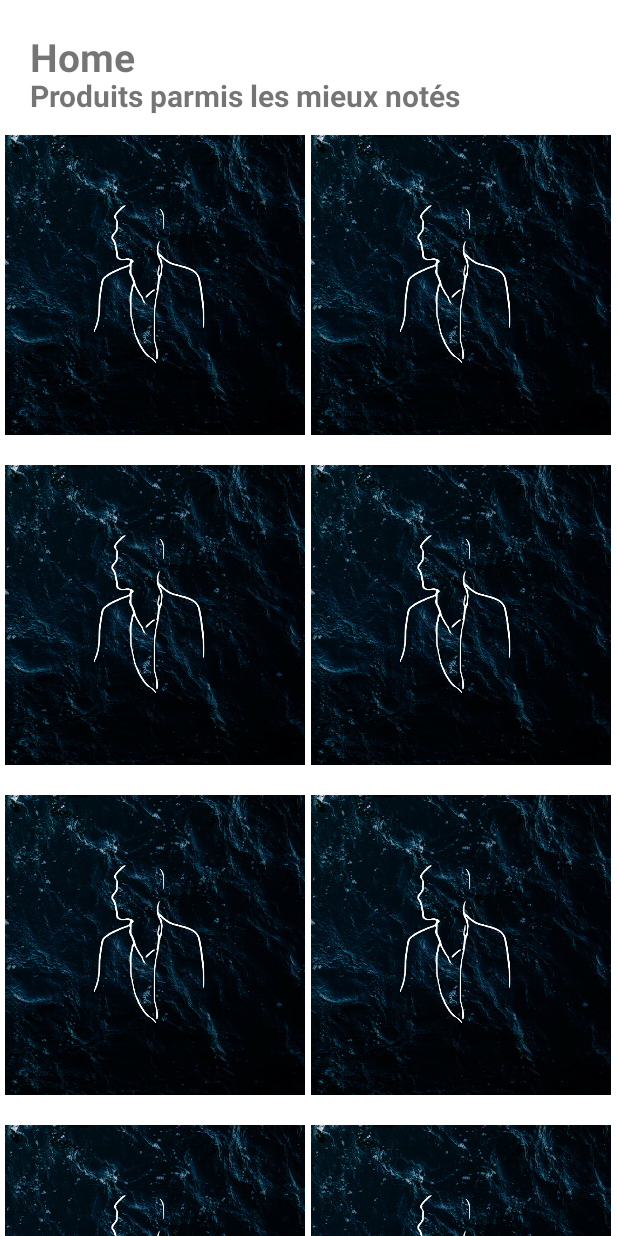
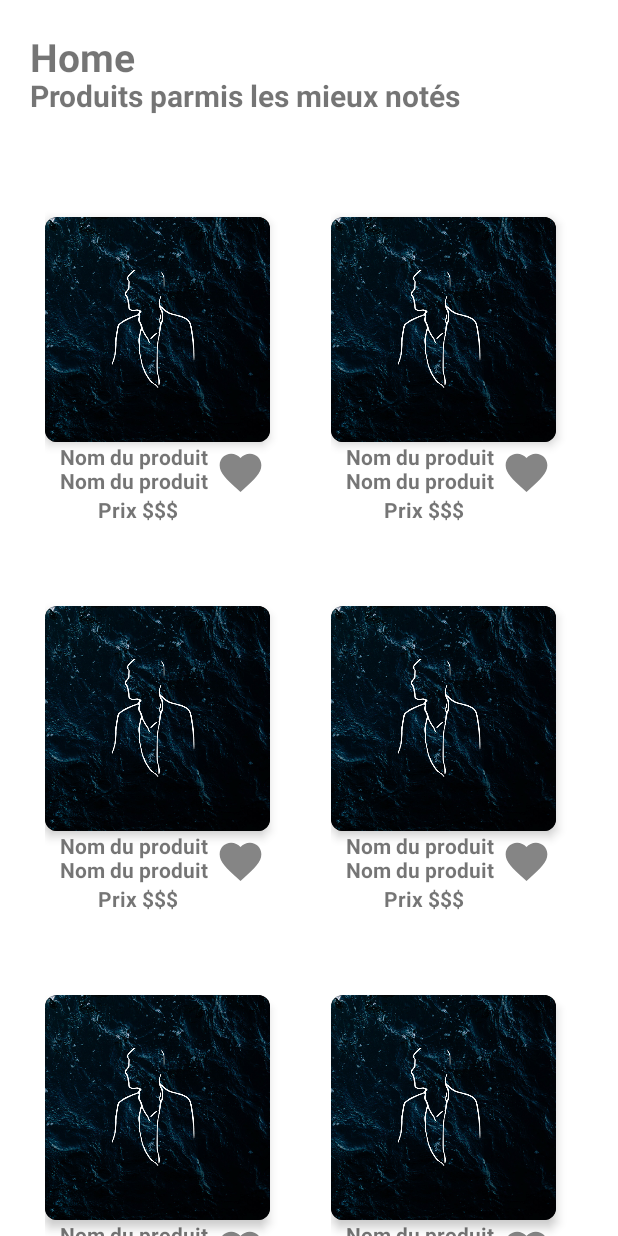
Before and after one commit to CGuilhem/Sirio, an Android app: the screen it shows after launch (MainActivity), on a phone screen of 412 x 824 dp. Run offline under Robolectric (Android 15) with nearby library versions, the phone set to English and light mode, and no system bars.

Commit message:
finition du layout produits et ajout de l'icône favoris

```diff
--- a/mobile/app/src/main/res/layout/fragment_home.xml
+++ b/mobile/app/src/main/res/layout/fragment_home.xml
@@ -9,7 +9,7 @@
             android:id="@+id/verticalRecyclerView"
             android:layout_width="match_parent"
             android:layout_height="match_parent"
-            android:layout_marginLeft="3dp"
+            android:layout_marginLeft="30dp"
             android:orientation="vertical"
             app:spanCount="2"
             app:layoutManager="androidx.recyclerview.widget.GridLayoutManager"
--- a/mobile/app/src/main/res/layout/item_vertical_product.xml
+++ b/mobile/app/src/main/res/layout/item_vertical_product.xml
@@ -1,15 +1,55 @@
 <?xml version="1.0" encoding="utf-8"?>
-<LinearLayout xmlns:android="http://schemas.android.com/apk/res/android"
+<androidx.constraintlayout.widget.ConstraintLayout xmlns:android="http://schemas.android.com/apk/res/android"
     xmlns:tools="http://schemas.android.com/tools"
     android:layout_width="match_parent"
-    android:layout_height="220dp"
+    android:layout_height="wrap_content"
     xmlns:app="http://schemas.android.com/apk/res-auto">
 
+    <androidx.cardview.widget.CardView
+        android:id="@+id/cardiViewProduct"
+        android:layout_width="150dp"
+        android:layout_height="wrap_content"
+        app:layout_constraintTop_toTopOf="parent"
+        app:layout_constraintBottom_toBottomOf="parent"
+        app:layout_constraintLeft_toLeftOf="parent"
+        app:cardCornerRadius="8dp"
+        app:cardElevation="4dp">
+
+        <ImageView
+            android:id="@+id/imageItem"
+            android:layout_width="150dp"
+            android:layout_height="150dp"
+            android:background="@color/black"
+            android:src="@drawable/soundcloud1" />
+    </androidx.cardview.widget.CardView>
+
+        <TextView
+            android:id="@+id/textViewProductName"
+            android:layout_width="100dp"
+            android:layout_height="wrap_content"
+            android:textStyle="bold"
+
+            android:layout_marginLeft="10dp"
+            app:layout_constraintTop_toBottomOf="@+id/cardiViewProduct"
+            app:layout_constraintLeft_toLeftOf="parent"
+            android:text="Nom du produit Nom du produit"/>
+        <TextView
+            android:layout_width="100dp"
+            android:layout_height="wrap_content"
+            android:textStyle="bold"
+            android:layout_marginLeft="35dp"
+            app:layout_constraintTop_toBottomOf="@+id/textViewProductName"
+            app:layout_constraintLeft_toLeftOf="parent"
+            android:text="Prix $$$"/>
+
     <ImageView
-        android:id="@+id/imageItem"
-        android:layout_width="200dp"
-        android:layout_height="200dp"
-        android:background="@color/black"
-        android:src="@drawable/soundcloud1"
-        />
-</LinearLayout>
+        android:layout_width="30dp"
+        android:layout_height="30dp"
+        android:src="@drawable/ic_favorties"
+        app:layout_constraintLeft_toRightOf="@+id/textViewProductName"
+        app:layout_constraintTop_toBottomOf="@id/cardiViewProduct"
+        android:layout_marginTop="5dp"
+        android:layout_marginLeft="5dp"/>
+
+
+</androidx.constraintlayout.widget.ConstraintLayout>
```
